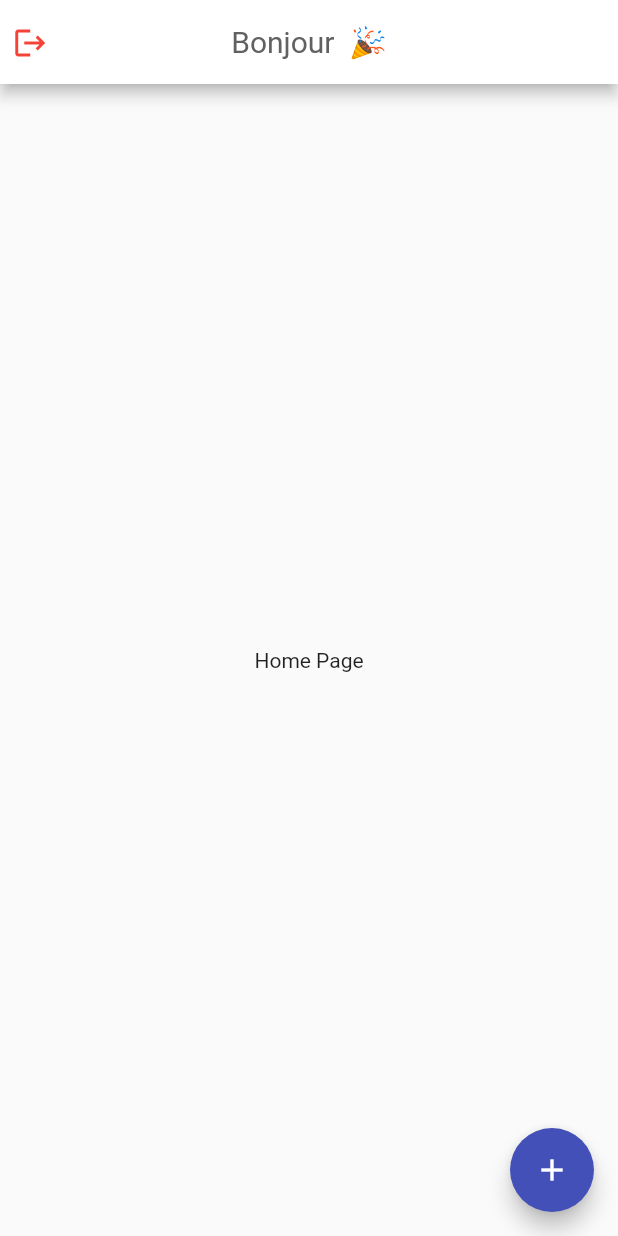
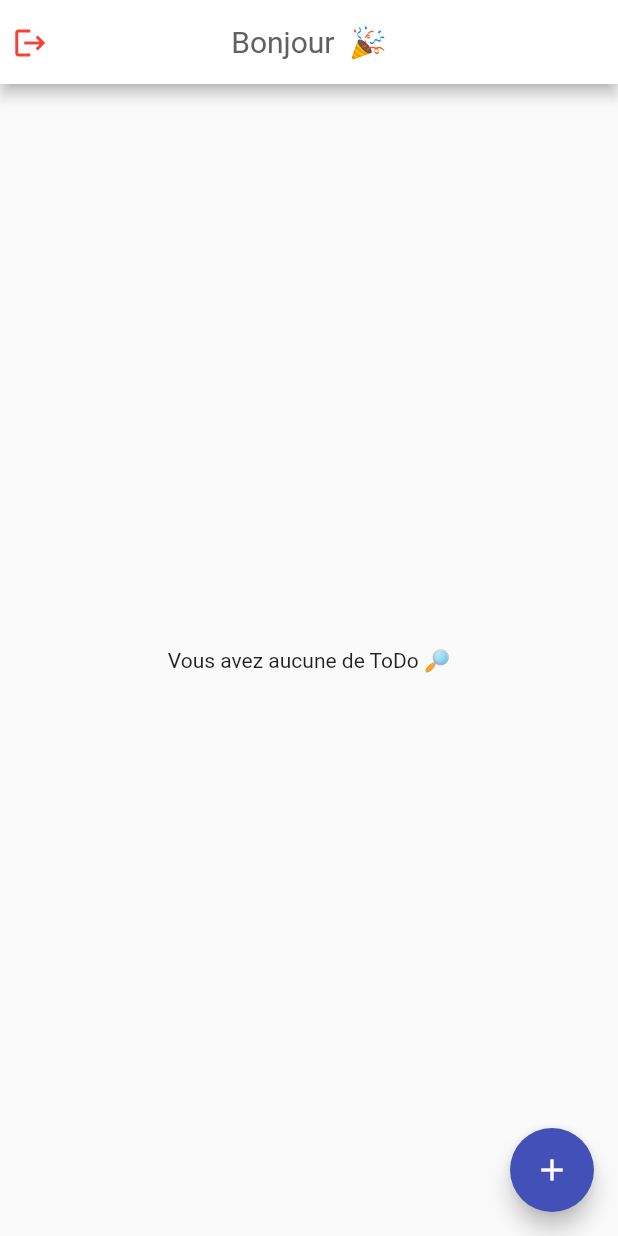
Before and after one commit to Barbary-Theo/Perso-gone, a Flutter app: the screen it shows after launch, after a tap on "Se connecter", on a phone screen of 412 x 824 dp. Run offline on Flutter 3.47's test engine with Material 2 defaults, Android fonts, the phone set to English and light mode, and no system bars; our stand-ins replace cloud_firestore, firebase_auth, firebase_core, flutter_spinkit, shared_preferences; accounts and stored records are empty.

Commit message:
continu home page

```diff
--- a/lib/home.dart
+++ b/lib/home.dart
@@ -3,6 +3,8 @@ import 'package:flutter/material.dart';
 import 'package:cloud_firestore/cloud_firestore.dart';
 import 'package:gone/signin.dart';
 import 'model/User.dart';
+import 'model/ToDo.dart';
+import 'package:flutter_spinkit/flutter_spinkit.dart';
 
 import 'package:shared_preferences/shared_preferences.dart';
 
@@ -20,6 +22,10 @@ class _HomePage extends State<HomePage> {
   String idUser = "";
   final TextEditingController todo = TextEditingController();
   SharedPreferences prefs;
+  List<Widget> toDoToDisplay = [];
+  bool loading = true;
+  double oi = 350;
+
 
   @override
   _HomePage({this.userConnected});
@@ -42,20 +48,55 @@ class _HomePage extends State<HomePage> {
       for (var result in querySnapshot.docs) {
         idUser = result.id;
       }
+      _getToDoToDisplay();
 
-      print("==== $idUser ");
+    });
+  }
 
-      FirebaseFirestore.instance
+
+  void _getToDoToDisplay() async {
+
+      List<Widget> dataTable = [];
+
+      await FirebaseFirestore.instance
           .collection('ToDo')
           .where("userId", isEqualTo: idUser)
           .get()
           .then((querySnapshot) {
         for (var result in querySnapshot.docs) {
-          print(result.get("name"));
+          dataTable.add(
+            setUpToDo(result)
+          );
+          dataTable.add(
+              const Divider(
+                height: 3.5,
+              )
+          );
         }
       });
 
-    });
+      setState(() {
+        loading = false;
+        toDoToDisplay = dataTable;
+      });
+
+  }
+
+  Widget setUpToDo(toDo) {
+
+    return GestureDetector(
+      child: Container(
+        width: oi,
+        height: MediaQuery.of(context).size.height /10,
+        child: Card(
+          margin: const EdgeInsets.all(0),
+         child: Center(
+           child: Text(toDo.get("name").toString()),
+         ),
+        )
+      ),
+    );
+
   }
 
   void _logOut() async {
@@ -74,8 +115,9 @@ class _HomePage extends State<HomePage> {
   void _createTodo() {
     FirebaseFirestore.instance
         .collection('ToDo')
-        .add({'name': todo.text.toString(), 'userID': idUser});
+        .add({'name': todo.text.toString(), 'userId': idUser});
 
+    _getToDoToDisplay();
   }
 
   @override
@@ -116,8 +158,20 @@ class _HomePage extends State<HomePage> {
           ),
         ),
       ]),
-      body: const Center(
-        child: Text("Home Page"),
+      body: loading ? const Center(
+          child: SpinKitChasingDots(
+            color: Colors.red,
+            size: 25.0,
+        )
+      )
+      : toDoToDisplay.isEmpty ? const Center(
+        child: Text("Vous avez aucune de ToDo 🔎"),
+      )
+      : SingleChildScrollView(
+          scrollDirection: Axis.vertical,
+          child: Column(
+              children: toDoToDisplay,
+          ),
       ),
       floatingActionButton: FloatingActionButton(
         onPressed: () {
@@ -181,8 +235,9 @@ class _HomePage extends State<HomePage> {
                           textAlign: TextAlign.center,
                         ),
                         onPressed: () {
-                          _createTodo();
-                          Navigator.pop(context, false);
+                            _createTodo();
+                            todo.text = "";
+                            Navigator.pop(context, false);
                         },
                       ),
                     ),
--- /dev/null
+++ b/lib/model/ToDo.dart
@@ -0,0 +1,20 @@
+
+class ToDo{
+
+  String _name = "";
+  String _userId = "";
+
+  ToDo(this._name, this._userId);
+
+  String get userId => _userId;
+
+  set userId(String value) {
+    _userId = value;
+  }
+
+  String get name => _name;
+
+  set name(String value) {
+    _name = value;
+  }
+}
```
